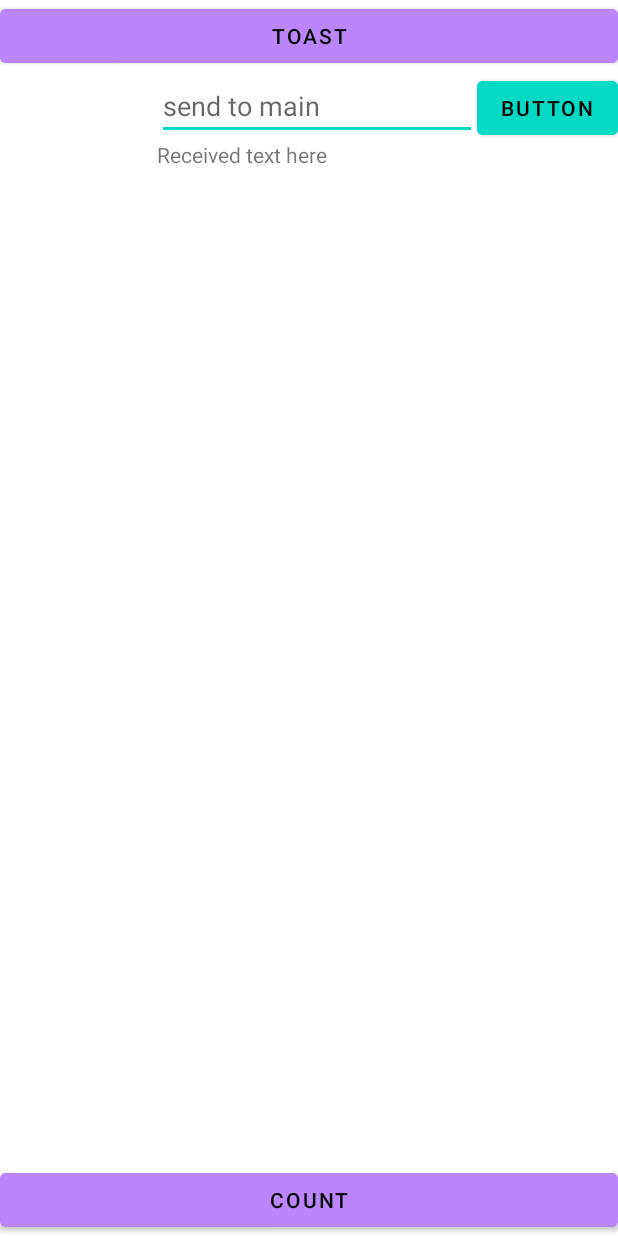
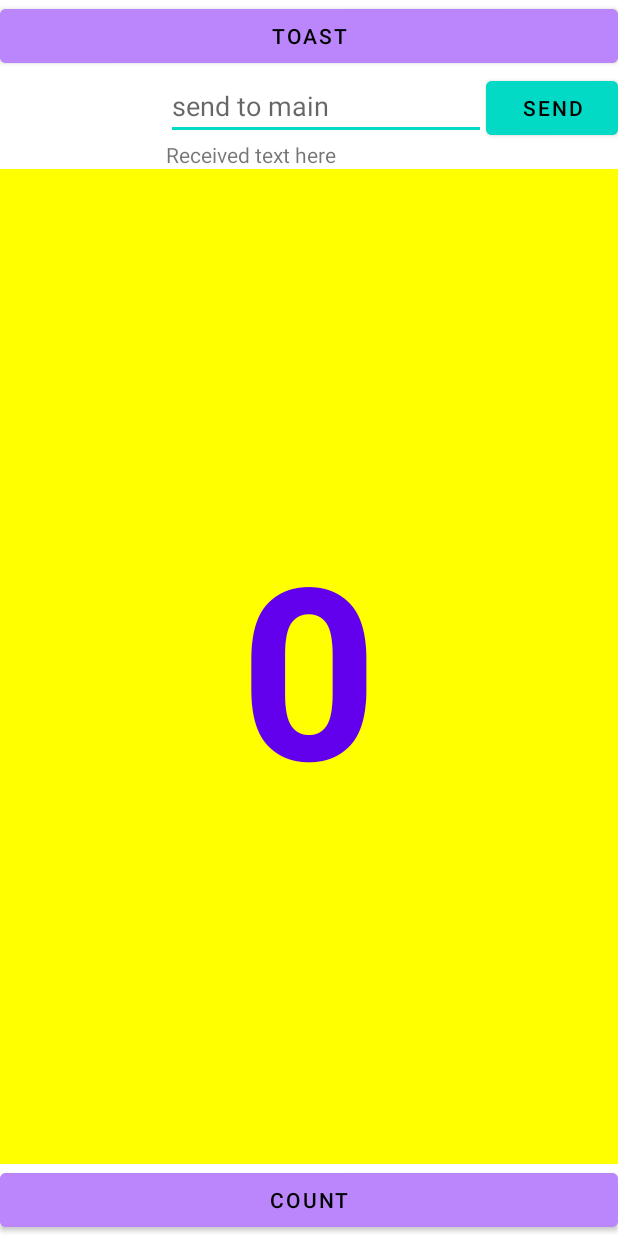
Before and after one commit to pavelfire/LifeCycleAleks, an Android app: the layout activity_lesson1.xml on its own in the app's theme, with its tools: preview values and no code run, on a phone screen of 412 x 824 dp. Run offline under Robolectric (Android 15) with nearby library versions, the phone set to English and light mode, and no system bars.

Commit message:
Lesson 2 design finished

```diff
--- a/app/src/main/res/layout/activity_lesson1.xml
+++ b/app/src/main/res/layout/activity_lesson1.xml
@@ -11,7 +11,7 @@
         android:layout_width="0dp"
         android:layout_height="wrap_content"
         android:backgroundTint="@color/purple_200"
-        android:text="Toast"
+        android:text="@string/button_label_toast"
         android:textColor="@color/black"
         app:layout_constraintEnd_toEndOf="parent"
         app:layout_constraintStart_toStartOf="parent"
@@ -22,7 +22,7 @@
         android:layout_width="0dp"
         android:layout_height="wrap_content"
         android:backgroundTint="@color/purple_200"
-        android:text="Count"
+        android:text="@string/button_label_count"
         android:textColor="@color/black"
         app:layout_constraintBottom_toBottomOf="parent"
         app:layout_constraintEnd_toEndOf="parent"
@@ -33,7 +33,7 @@
         android:layout_width="wrap_content"
         android:layout_height="wrap_content"
         android:backgroundTint="@color/teal_200"
-        android:text="Button"
+        android:text="@string/button_label_send"
         android:textColor="@color/black"
         android:textSize="14sp"
         app:layout_constraintEnd_toEndOf="parent"
@@ -44,7 +44,8 @@
         android:layout_width="wrap_content"
         android:layout_height="wrap_content"
         android:ems="10"
-        android:hint="send to main"
+        android:hint="@string/hint_edit_send_to_main"
+        android:autofillHints="@string/hint_edit_send_to_main"
         android:inputType="textPersonName"
         app:layout_constraintEnd_toStartOf="@+id/button_send"
         app:layout_constraintTop_toTopOf="@+id/button_send" />
@@ -53,8 +54,23 @@
         android:id="@+id/tvFromMainActivity"
         android:layout_width="0dp"
         android:layout_height="wrap_content"
-        android:text="Received text here"
+        android:text="@string/received_text_here"
         app:layout_constraintEnd_toEndOf="@+id/button_send"
         app:layout_constraintStart_toStartOf="@+id/editText"
         app:layout_constraintTop_toBottomOf="@+id/editText" />
+
+    <TextView
+        android:id="@+id/show_count"
+        android:layout_width="0dp"
+        android:layout_height="0dp"
+        android:background="#ffff00"
+        android:gravity="center"
+        android:text="@string/count_initial_value"
+        android:textColor="@color/purple_500"
+        android:textSize="160sp"
+        android:textStyle="bold"
+        app:layout_constraintBottom_toTopOf="@+id/button2"
+        app:layout_constraintEnd_toEndOf="parent"
+        app:layout_constraintStart_toStartOf="parent"
+        app:layout_constraintTop_toBottomOf="@+id/tvFromMainActivity" />
 </androidx.constraintlayout.widget.ConstraintLayout>
--- a/app/src/main/res/values/strings.xml
+++ b/app/src/main/res/values/strings.xml
@@ -1,3 +1,12 @@
 <resources>
     <string name="app_name">LifeCycleAleks</string>
+    <string name="btlesson1">Lesson 1</string>
+    <string name="btlesson2">Lesson 2</string>
+    <string name="info_text">Here iformation from Lesson 1</string>
+    <string name="button_label_toast">Toast</string>
+    <string name="button_label_count">Count</string>
+    <string name="button_label_send">Send</string>
+    <string name="hint_edit_send_to_main">send to main</string>
+    <string name="received_text_here">Received text here</string>
+    <string name="count_initial_value" translatable="false">0</string>
 </resources>
```
Also changed, not shown: app/src/main/res/layout/activity_main.xml (+6 -5 lines), 1 other file.
